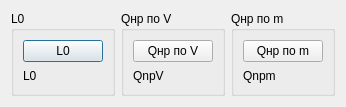
Old version of the form 3modules/thermalcapacity.ui in the repository Ismaxis/212QtMay.
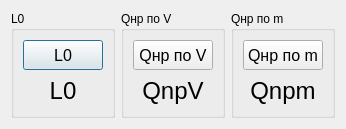
New version of the form.

```diff
--- a/3modules/thermalcapacity.ui
+++ b/3modules/thermalcapacity.ui
@@ -7,7 +7,7 @@
     <x>0</x>
     <y>0</y>
     <width>342</width>
-    <height>107</height>
+    <height>129</height>
    </rect>
   </property>
   <property name="windowTitle">
@@ -22,6 +22,17 @@
      <layout class="QGridLayout" name="gridLayout">
       <item row="0" column="0">
        <widget class="QPushButton" name="CalcL0">
+        <property name="sizePolicy">
+         <sizepolicy hsizetype="Minimum" vsizetype="Minimum">
+          <horstretch>0</horstretch>
+          <verstretch>0</verstretch>
+         </sizepolicy>
+        </property>
+        <property name="font">
+         <font>
+          <pointsize>12</pointsize>
+         </font>
+        </property>
         <property name="text">
          <string>L0</string>
         </property>
@@ -29,9 +40,17 @@
       </item>
       <item row="1" column="0">
        <widget class="QLabel" name="PrintL0">
+        <property name="font">
+         <font>
+          <pointsize>18</pointsize>
+         </font>
+        </property>
         <property name="text">
          <string>L0</string>
         </property>
+        <property name="alignment">
+         <set>Qt::AlignCenter</set>
+        </property>
        </widget>
       </item>
      </layout>
@@ -45,6 +64,17 @@
      <layout class="QGridLayout" name="gridLayout_2">
       <item row="0" column="0">
        <widget class="QPushButton" name="CalcQnpV_2">
+        <property name="sizePolicy">
+         <sizepolicy hsizetype="Minimum" vsizetype="Minimum">
+          <horstretch>0</horstretch>
+          <verstretch>0</verstretch>
+         </sizepolicy>
+        </property>
+        <property name="font">
+         <font>
+          <pointsize>12</pointsize>
+         </font>
+        </property>
         <property name="text">
          <string>Qнp по V</string>
         </property>
@@ -52,9 +82,17 @@
       </item>
       <item row="1" column="0">
        <widget class="QLabel" name="PrintQnpV">
+        <property name="font">
+         <font>
+          <pointsize>18</pointsize>
+         </font>
+        </property>
         <property name="text">
          <string>QnpV</string>
         </property>
+        <property name="alignment">
+         <set>Qt::AlignCenter</set>
+        </property>
        </widget>
       </item>
      </layout>
@@ -68,6 +106,17 @@
      <layout class="QGridLayout" name="gridLayout_3">
       <item row="0" column="0">
        <widget class="QPushButton" name="CalcQnpm">
+        <property name="sizePolicy">
+         <sizepolicy hsizetype="Minimum" vsizetype="Minimum">
+          <horstretch>0</horstretch>
+          <verstretch>0</verstretch>
+         </sizepolicy>
+        </property>
+        <property name="font">
+         <font>
+          <pointsize>12</pointsize>
+         </font>
+        </property>
         <property name="text">
          <string>Qнp по m</string>
         </property>
@@ -75,9 +124,17 @@
       </item>
       <item row="1" column="0">
        <widget class="QLabel" name="PrintQnpm">
+        <property name="font">
+         <font>
+          <pointsize>18</pointsize>
+         </font>
+        </property>
         <property name="text">
          <string>Qnpm</string>
         </property>
+        <property name="alignment">
+         <set>Qt::AlignCenter</set>
+        </property>
        </widget>
       </item>
      </layout>
```
